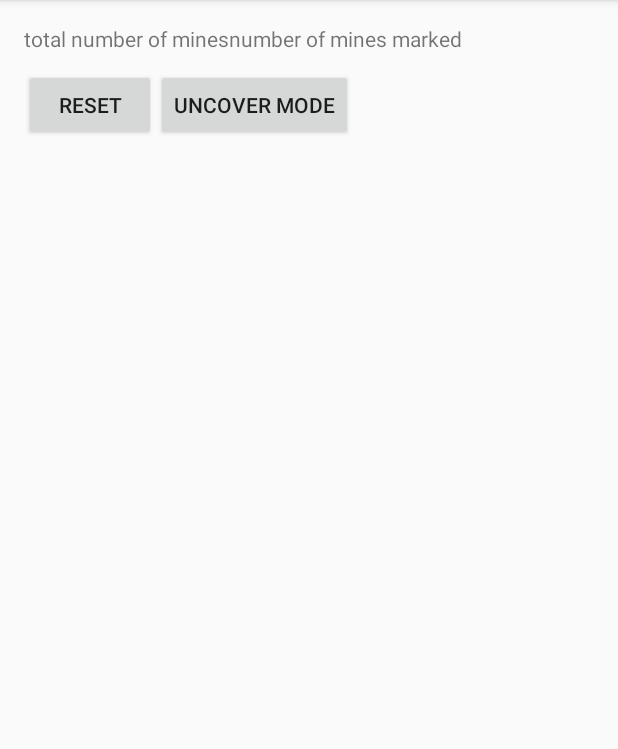
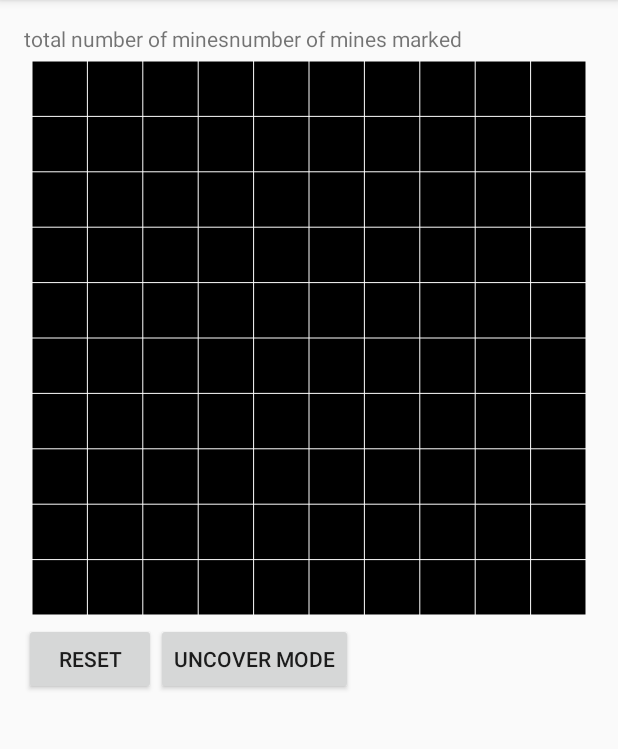
Before and after one commit to isiomaC/android_minesweeper, an Android app: the screen it shows after launch (MainActivity), on a phone screen of 412 x 824 dp, the part 84-833 px from its top. Run offline under Robolectric (Android 15) with nearby library versions, the phone set to English and light mode, and no system bars.

Commit message:
Milestone 3: black background and white seperator lines

```diff
--- a/app/src/main/java/eu/hulsch/andreas/minesweeper/MinesweeperCustomView.java
+++ b/app/src/main/java/eu/hulsch/andreas/minesweeper/MinesweeperCustomView.java
@@ -2,6 +2,9 @@ package eu.hulsch.andreas.minesweeper;
 
 import android.content.Context;
 import android.graphics.Canvas;
+import android.graphics.Color;
+import android.graphics.Paint;
+import android.graphics.Point;
 import android.util.AttributeSet;
 import android.view.MotionEvent;
 import android.view.View;
@@ -12,7 +15,13 @@ import android.view.View;
 public class MinesweeperCustomView extends View
 {
     private int width_height;
-    private int cell_width_height;
+    private double cell_width_height;
+
+    private Paint paint_black;
+    private Paint paint_white;
+
+    private float[] pointsVertical;
+    private float[] pointsHorizontal;
 
     // ctor
     public MinesweeperCustomView(Context context)
@@ -32,13 +41,25 @@ public class MinesweeperCustomView extends View
 
     private void init()
     {
+        paint_black = new Paint();
+        paint_black.setColor(Color.BLACK);
+
+        paint_white = new Paint();
+        paint_white.setColor(Color.WHITE);
+        paint_white.setStyle(Paint.Style.STROKE);
 
     }
 
-    // gets called often
+    // gets called very often
     public void onDraw(Canvas canvas)
     {
-        super.onDraw(canvas);
+        //super.onDraw(canvas);
+        canvas.drawRect(0, 0, this.width_height, this.width_height, this.paint_black);
+        // canvas.drawRect(0,0, this.width_height, this.width_height, this.paint_white);
+
+        canvas.drawLines(this.pointsHorizontal, this.paint_white);
+        canvas.drawLines(this.pointsVertical, this.paint_white);
+
 
     }
 
@@ -51,10 +72,14 @@ public class MinesweeperCustomView extends View
     @Override
     protected void onMeasure(int widthMeasureSpec, int heightMeasureSpec)
     {
+        super.onMeasure(widthMeasureSpec, heightMeasureSpec);
+
+        setPadding(0,0,0,0);
+
         int height = getMeasuredHeight();
         int width = getMeasuredWidth();
 
-        if (height >= width)
+        if (height > width)
         {
             this.width_height = width;
         }
@@ -62,8 +87,31 @@ public class MinesweeperCustomView extends View
         {
             this.width_height = height;
         }
+        this.cell_width_height = (double) this.width_height/10;
+
+        this.pointsVertical = new float[44];
+        for(int i = 0; i < this.pointsVertical.length; i=i+4)
+        {
+            // first point x, y
+            this.pointsVertical[i] = (float) (this.cell_width_height * (i/4));
+            this.pointsVertical[i+1] = 0f;
+            // second point x, y
+            this.pointsVertical[i+2] = (float) (this.cell_width_height*(i/4));
+            this.pointsVertical[i+3] = (float) this.width_height;
+        }
+
+        this.pointsHorizontal = new float[44];
+        for(int i = 0; i < this.pointsHorizontal.length; i=i+4)
+        {
+            // first point x, y
+            this.pointsHorizontal[i] = 0f;
+            this.pointsHorizontal[i+1] = (float) (this.cell_width_height * (i/4));
+            // second point x, y
+            this.pointsHorizontal[i+2] = (float) this.width_height;
+            this.pointsHorizontal[i+3] = (float) (this.cell_width_height*(i/4));
+        }
+
         setMeasuredDimension(this.width_height, this.width_height);
+    }
 
-
-    }
 }
--- a/app/src/main/res/layout/activity_main.xml
+++ b/app/src/main/res/layout/activity_main.xml
@@ -27,18 +27,15 @@
             android:id="@+id/number_mines_marked" />
 
     </LinearLayout>
-    <LinearLayout
-        android:layout_width="match_parent"
-        android:layout_height="wrap_content"
-        android:orientation="horizontal">
+
 
         <eu.hulsch.andreas.minesweeper.MinesweeperCustomView
+            android:id="@+id/minesweepter_custom_view"
             android:layout_width="match_parent"
             android:layout_height="wrap_content"
             android:layout_margin="5dp"
             android:padding="0dp"/>
 
-    </LinearLayout>
     <LinearLayout
         android:layout_width="match_parent"
         android:layout_height="wrap_content"
```
